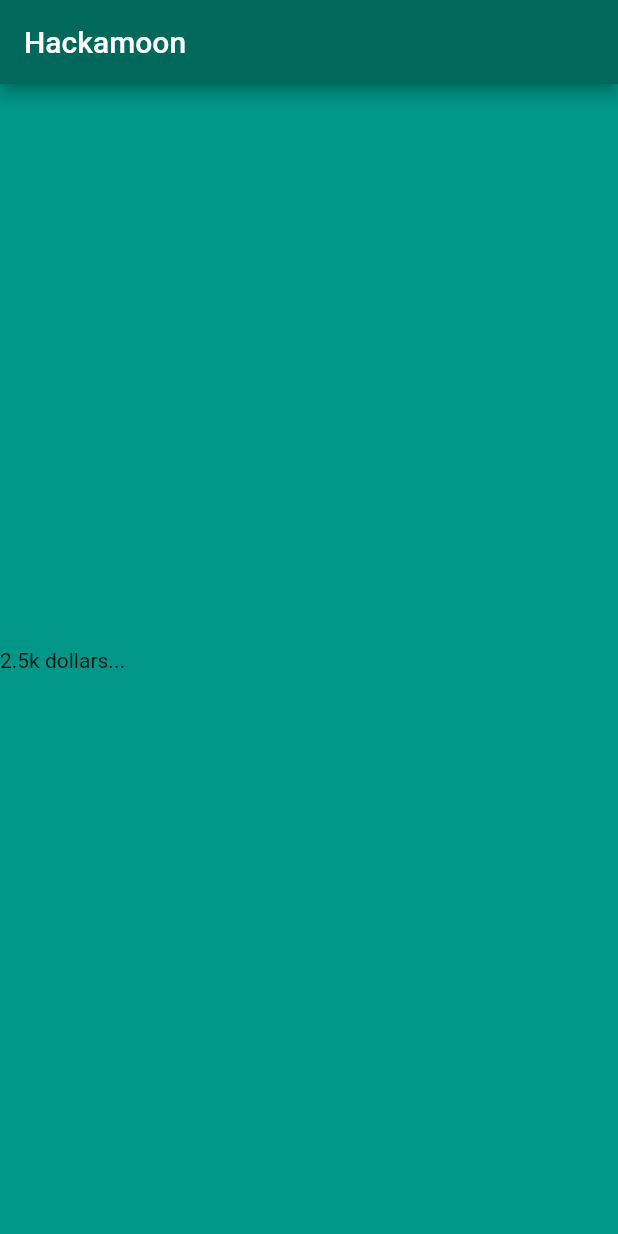
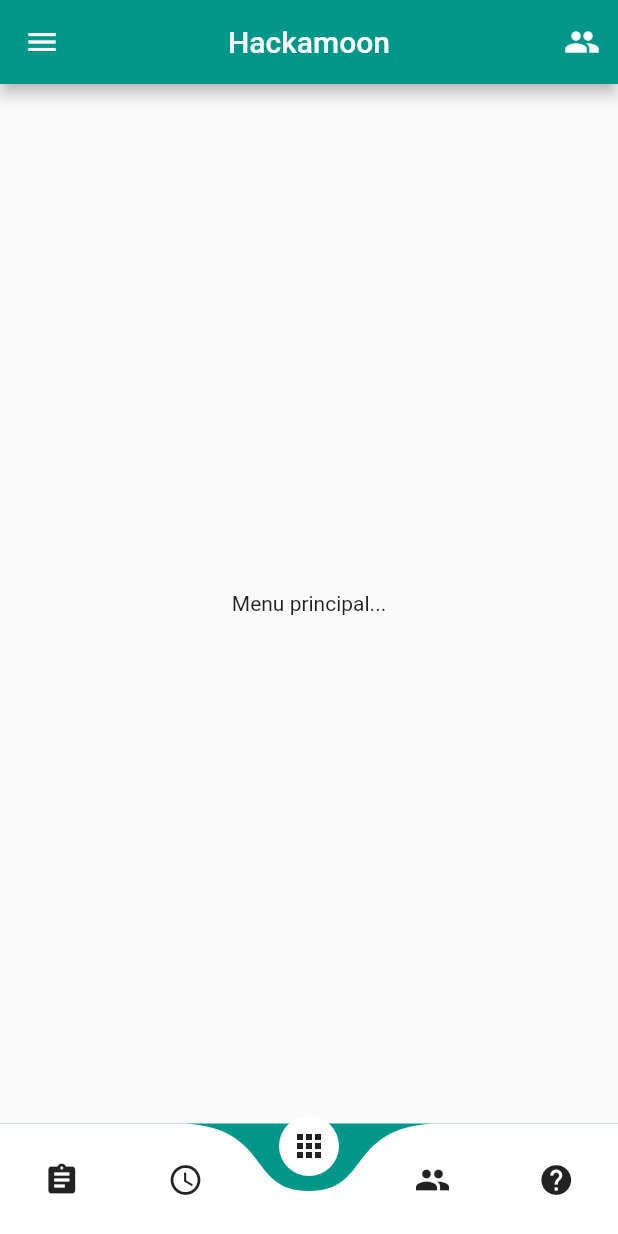
Before and after one commit to KyleKun/hackamoon, a Flutter app: the screen it shows after launch, on a phone screen of 412 x 824 dp. Run offline on Flutter 3.47's test engine with Material 2 defaults, Android fonts, the phone set to English and light mode, and no system bars; drawn by our look-alikes of curved_navigation_bar.

Commit message:
Add basic UI

```diff
--- a/lib/main.dart
+++ b/lib/main.dart
@@ -1,23 +1,140 @@
+import 'package:curved_navigation_bar/curved_navigation_bar.dart';
 import 'package:flutter/material.dart';
+import 'package:hackamoon/mentorship_page.dart';
+import 'package:hackamoon/schedule_page.dart';
+import 'package:hackamoon/doubts_page.dart';
+import 'package:hackamoon/instructions_page.dart';
+import 'package:hackamoon/main_page.dart';
 
 void main() => runApp(Hackamoon());
 
 class Hackamoon extends StatelessWidget {
-    @override
+  @override
   Widget build(BuildContext context) {
-    return MaterialApp(
-      home: Scaffold(
-        appBar: AppBar(title: Text('Hackamoon'), backgroundColor: Colors.teal.shade800,),
+    return MaterialApp(home: new HomeScreen());
+  }
+}
+
+class HomeScreen extends StatefulWidget {
+  @override
+  _HomeScreenState createState() => _HomeScreenState();
+}
+
+class _HomeScreenState extends State<HomeScreen> {
+  int _page = 2;
+
+  final InstructionsPage _instructions = new InstructionsPage();
+  final SchedulePage _schedule = new SchedulePage();
+  final MainPage _main = MainPage();
+  final MentorshipPage _mentorship = new MentorshipPage();
+  final DoubtsPage _doubts = new DoubtsPage();
+
+  Widget _showPage = new MainPage();
+
+  Widget _pageChooser(int page) {
+    switch (page) {
+      case 0:
+        return _instructions;
+        break;
+      case 1:
+        return _schedule;
+        break;
+      case 2:
+        return _main;
+        break;
+      case 3:
+        return _mentorship;
+        break;
+      case 4:
+        return _doubts;
+        break;
+      default:
+        return new Container(
+          child: Center(
+            child: Text('No Page Found!'),
+          ),
+        );
+    }
+  }
+
+  @override
+  Widget build(BuildContext context) {
+    return new Scaffold(
+      appBar: AppBar(
+        title: Text('Hackamoon'),
+        centerTitle: true,
         backgroundColor: Colors.teal,
-        body: SafeArea(
-          child: Column(
-            mainAxisAlignment: MainAxisAlignment.center,
-            children: <Widget>[
-              Text('2.5k dollars...'),
-            ],
+        actions: <Widget>[
+          IconButton(
+            icon: Icon(Icons.people),
+            onPressed: () {
+              //TODO
+              print(
+                  'Lista de todos os organizadores, mentores e patrocinadores');
+            },
           ),
+        ],
+      ),
+      drawer: new Drawer(
+        child: ListView(
+          children: <Widget>[
+            new UserAccountsDrawerHeader(
+              accountName: new Text('Time 123'),
+              accountEmail: null,
+              currentAccountPicture: new CircleAvatar(
+                backgroundColor: Colors.yellow,
+              ),
+            ),
+            new ListTile(
+              title: new Text('Desafio 1'),
+              onTap: () {
+                print('TODO');
+              },
+            ),
+            new Divider(
+              color: Colors.black,
+              height: 5.0,
+            ),
+            new ListTile(
+              title: new Text('Desafio 2'),
+              onTap: () {
+                print('TODO');
+              },
+            ),
+            new Divider(
+              color: Colors.black,
+              height: 5.0,
+            ),
+            new ListTile(
+              title: new Text('Avaliar Hackathon'),
+              onTap: () {
+                print('TODO');
+              },
+            ),
+          ],
         ),
       ),
+      body: Container(
+        child: _showPage,
+      ),
+      bottomNavigationBar: CurvedNavigationBar(
+        index: _page,
+        color: Colors.white,
+        backgroundColor: Colors.teal,
+        animationCurve: Curves.easeInOut,
+        items: <Widget>[
+          Icon(Icons.assignment),
+          Icon(Icons.access_time),
+          Icon(Icons.apps),
+          Icon(Icons.people),
+          Icon(Icons.help)
+        ],
+        onTap: (int tappedIndex) {
+          setState(() {
+            _showPage = _pageChooser(tappedIndex);
+          });
+        },
+      ),
     );
- }
+  }
 }
--- /dev/null
+++ b/lib/main_page.dart
@@ -0,0 +1,14 @@
+import 'package:flutter/material.dart';
+
+class MainPage extends StatelessWidget {
+  @override
+  Widget build(BuildContext context) {
+    return Scaffold(
+      body: Container(
+        child: Center(
+          child: Text('Menu principal...'),
+        ),
+      ),
+    );
+  }
+}
--- a/pubspec.yaml
+++ b/pubspec.yaml
@@ -23,6 +23,7 @@ dependencies:
   # The following adds the Cupertino Icons font to your application.
   # Use with the CupertinoIcons class for iOS style icons.
   cupertino_icons: ^0.1.2
+  curved_navigation_bar: ^0.3.1
 
 dev_dependencies:
   flutter_test:
```
Also changed, not shown: lib/doubts_page.dart (added, +14 -0 lines), lib/instructions_page.dart (added, +14 -0 lines), lib/mentorship_page.dart (added, +14 -0 lines), lib/schedule_page.dart (added, +14 -0 lines), pubspec.lock.
